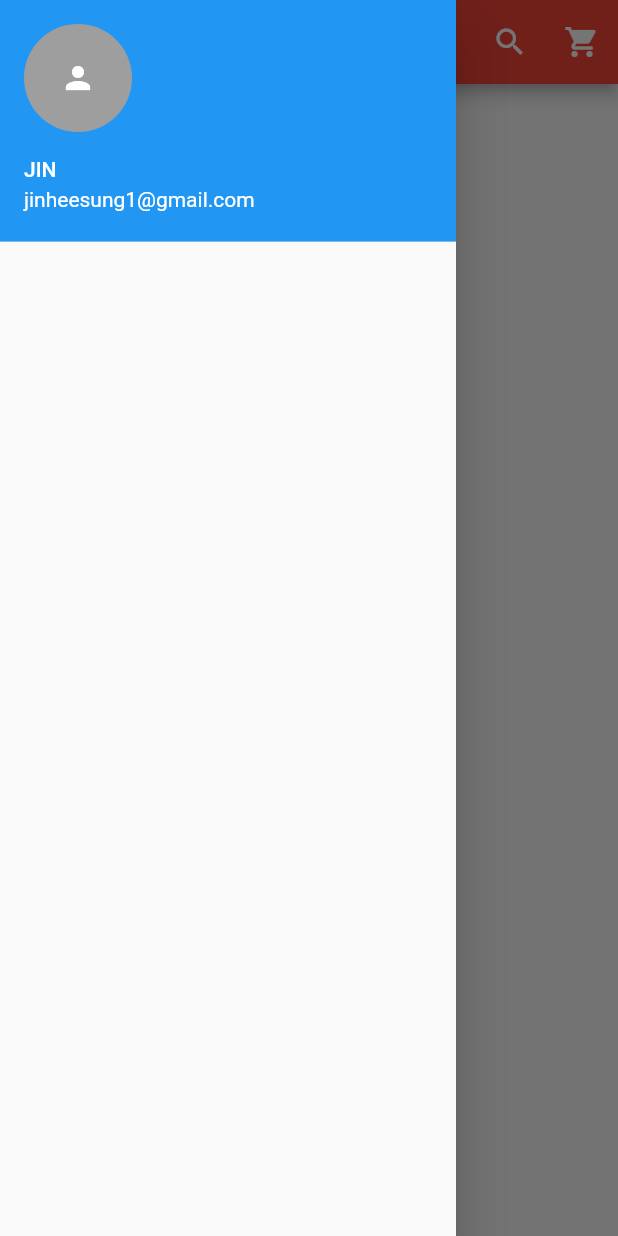
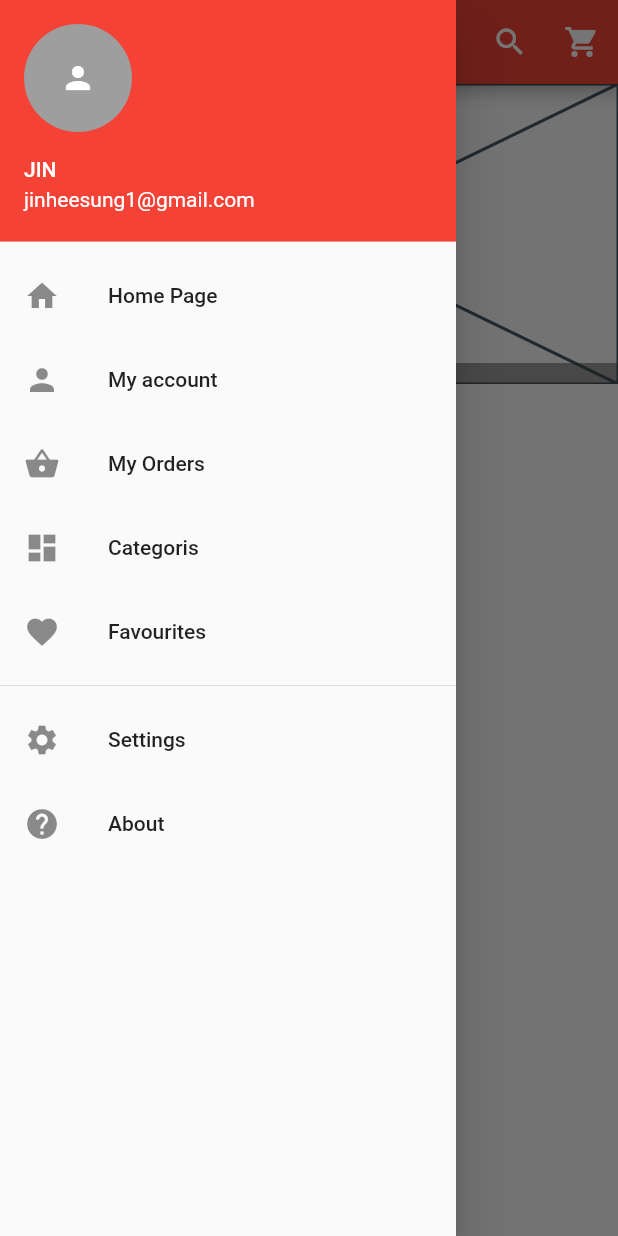
Before and after one commit to flutterkage2k/flutterfirebase2303121210, a Flutter app: the screen it shows after launch, with the side drawer open, on a phone screen of 412 x 824 dp. Run offline on Flutter 3.47's test engine with Material 2 defaults, Android fonts, the phone set to English and light mode, and no system bars; drawn by our look-alikes of carousel_pro.

Commit message:
no.12 complete

```diff
--- a/lib/main.dart
+++ b/lib/main.dart
@@ -1,3 +1,4 @@
+import 'package:carousel_pro/carousel_pro.dart';
 import 'package:flutter/material.dart';
 
 void main() {
@@ -25,6 +26,25 @@ class HomePage extends StatefulWidget {
 class _HomePageState extends State<HomePage> {
   @override
   Widget build(BuildContext context) {
+    Widget image_carousel = Container(
+      height: 200.0,
+      child: Carousel(
+        boxFit: BoxFit.cover,
+        images: [
+          Placeholder(),
+          Placeholder(),
+          Placeholder(),
+          Placeholder(),
+          Placeholder(),
+        ],
+        autoplay: false,
+        dotSize: 4.0,
+        indicatorBgPadding: 3.0,
+        // animationCurve: Curves.fastOutSlowIn,
+        // animationDuration: Duration(milliseconds: 1000),
+      ),
+    );
+
     return Scaffold(
       appBar: AppBar(
         backgroundColor: Colors.red,
@@ -53,7 +73,6 @@ class _HomePageState extends State<HomePage> {
               accountName: const Text('JIN'),
               accountEmail: const Text('jinheesung1@gmail.com'),
               currentAccountPicture: GestureDetector(
-                onTap: () {},
                 child: const CircleAvatar(
                   backgroundColor: Colors.grey,
                   child: Icon(
@@ -62,9 +81,66 @@ class _HomePageState extends State<HomePage> {
                   ),
                 ),
               ),
-            )
+              // 색상조정부분
+              decoration: BoxDecoration(color: Colors.red),
+            ),
+            InkWell(
+              onTap: () {},
+              child: const ListTile(
+                title: Text('Home Page'),
+                leading: Icon(Icons.home),
+              ),
+            ),
+            InkWell(
+              onTap: () {},
+              child: const ListTile(
+                title: Text('My account'),
+                leading: Icon(Icons.person),
+              ),
+            ),
+            InkWell(
+              onTap: () {},
+              child: const ListTile(
+                title: Text('My Orders'),
+                leading: Icon(Icons.shopping_basket),
+              ),
+            ),
+            InkWell(
+              onTap: () {},
+              child: const ListTile(
+                title: Text('Categoris'),
+                leading: Icon(Icons.dashboard),
+              ),
+            ),
+            InkWell(
+              onTap: () {},
+              child: const ListTile(
+                title: Text('Favourites'),
+                leading: Icon(Icons.favorite),
+              ),
+            ),
+            Divider(),
+            InkWell(
+              onTap: () {},
+              child: const ListTile(
+                title: Text('Settings'),
+                leading: Icon(Icons.settings),
+              ),
+            ),
+            InkWell(
+              onTap: () {},
+              child: const ListTile(
+                title: Text('About'),
+                leading: Icon(Icons.help),
+              ),
+            ),
           ],
         ),
+      ),
+      body: ListView(
+        children: [
+          image_carousel,
+        ],
       ),
     );
   }
```
Also changed, not shown: pubspec.yaml (+1 -9 lines), pubspec.lock.
